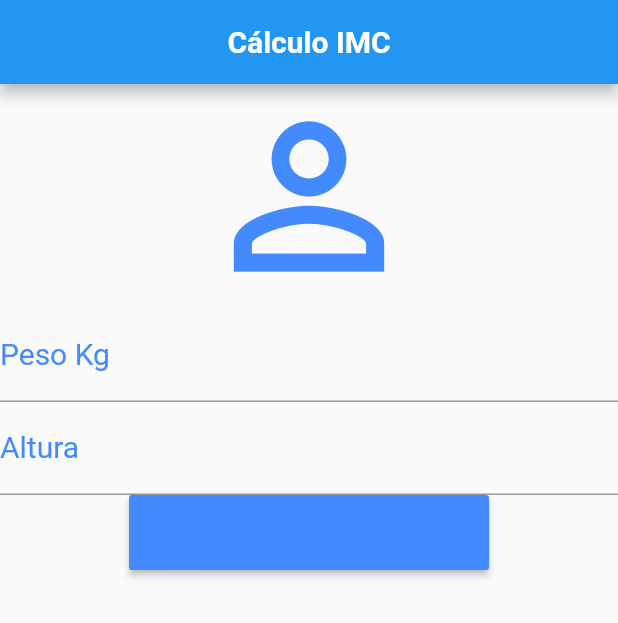
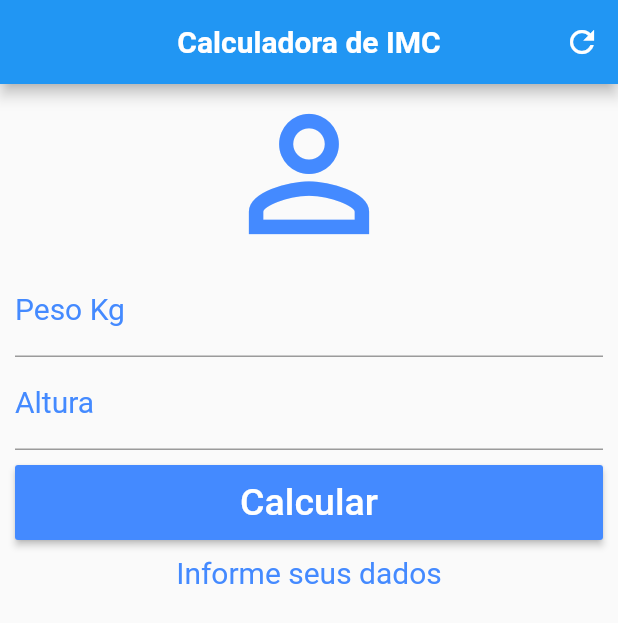
Before and after one commit to CarlosOliveiraa/firstProject, a Flutter app: the screen it shows after launch, on a phone screen of 412 x 824 dp. Shown: the top 623 px of the screen. Run offline on Flutter 3.47's test engine with Material 2 defaults, Android fonts, the phone set to English and light mode, and no system bars.

Commit message:
Last change!

```diff
--- a/lib/home_screen.dart
+++ b/lib/home_screen.dart
@@ -9,54 +9,143 @@ class HomeScreen extends StatefulWidget {
 }
 
 class _HomeScreenState extends State<HomeScreen> {
+
+  TextEditingController wheigtController = TextEditingController();
+  TextEditingController heigthController = TextEditingController();
+
+  // ignore: prefer_final_fields, unused_field
+  String _infoText = "Informe seus dados";
+
+  void _resetFields(){
+   wheigtController.text = "";
+   heigthController.text = "";
+   setState(() {
+     _infoText = "Informe seus dados";
+   });
+
+
+  }
+
+  void _calculate(){
+    setState(() {
+      double wheigt = double.parse(wheigtController.text);
+      double heigth = double.parse(heigthController.text) / 100;
+      double imc = wheigt / (heigth * heigth);
+
+    if(imc < 18.5){
+      // ignore: unnecessary_brace_in_string_interps
+      _infoText = "Abaixo do peso (${imc.toStringAsPrecision(4)})";
+    } else if (imc > 18.5 && imc < 24.9){
+      // ignore: unnecessary_brace_in_string_interps
+      _infoText = "Peso normal (${imc.toStringAsPrecision(4)})";
+
+    } else if (imc > 25 && imc < 29.9){
+      // ignore: unnecessary_brace_in_string_interps
+      _infoText = "Sobrepeso (${imc.toStringAsPrecision(4)})";
+
+    } else if (imc > 30 && imc < 34.9){
+      // ignore: unnecessary_brace_in_string_interps
+      _infoText = "Obesidade Grau I (${imc.toStringAsPrecision(4)})";
+
+    } else if (imc > 35 && imc < 39.9){
+      // ignore: unnecessary_brace_in_string_interps
+      _infoText = "Obesidade Grau II (${imc.toStringAsPrecision(4)})";
+
+    } else if (imc > 40){
+      // ignore: unnecessary_brace_in_string_interps
+      _infoText = "Obesidade Grau III (${imc.toStringAsPrecision(4)})";
+
+      }
+    });
+
+  }
+
   @override
   Widget build(BuildContext context) {
     return Scaffold(
       appBar: AppBar(
         centerTitle: true,
         title: const Text(
-          "Cálculo IMC",
+          "Calculadora de IMC",
           style: TextStyle(
             fontSize: 20,
             fontWeight: FontWeight.bold
           ),
         ),
+        actions: [
+          IconButton(
+            onPressed: _resetFields, icon: const Icon(Icons.refresh)
+            )
+        ],
       ),
-      body: Column(
+      body: SingleChildScrollView(
+        padding: const  EdgeInsets.fromLTRB(10, 0, 10, 0) ,
+        child: Column(
         // ignore: prefer_const_literals_to_create_immutables
         children: [
           // ignore: prefer_const_constructors
           Icon(
             Icons.person_outline,
-            size: 150,
+            size: 120,
             color: Colors.blueAccent,
           ),
-          const TextField(
+           TextField(
+            controller: wheigtController,
             keyboardType: TextInputType.number,
+            // ignore: prefer_const_constructors
             decoration: InputDecoration(
               labelText: "Peso Kg",
-              labelStyle: TextStyle(color: Colors.blueAccent,
+              labelStyle: const TextStyle(color: Colors.blueAccent,
               fontSize: 20),
             ),
+            textAlign: TextAlign.center,
           ),
-          const TextField(
+             TextField(
+            controller: heigthController,
             keyboardType: TextInputType.number,
-            decoration: InputDecoration(
+            decoration: const InputDecoration(
               labelText: "Altura",
               labelStyle: TextStyle(color: Colors.blueAccent,
               fontSize: 20),
             ),
+            textAlign: TextAlign.center,
           ),
+          // ignore: avoid_unnecessary_containers
+          Padding(
+            padding: const EdgeInsets.only(top: 10, bottom: 10),
+            // ignore: sized_box_for_whitespace
+            child: Container(
+            height: 50,
+            width: 400,
+            child:
           // ignore: deprecated_member_use
           RaisedButton(
-            padding: const EdgeInsets.symmetric(horizontal: 120, vertical: 25),
+            child: const Text(
+              "Calcular",
+              style: TextStyle(
+                fontSize: 25,
+                color: Colors.white
+               ),
+              ),
             color: Colors.blueAccent,
-            onPressed: (){
+            onPressed: _calculate
+            ),
+          ),
 
-            }
-            )
+            ),
+          // ignore: avoid_unnecessary_containers
+          Container(
+            child:  Text(
+              _infoText,
+              style: const TextStyle(
+                fontSize: 20,
+                color: Colors.blueAccent
+              ),
+            ),
+          )
         ],
       ),
+      )
     );
   }
 }
```
